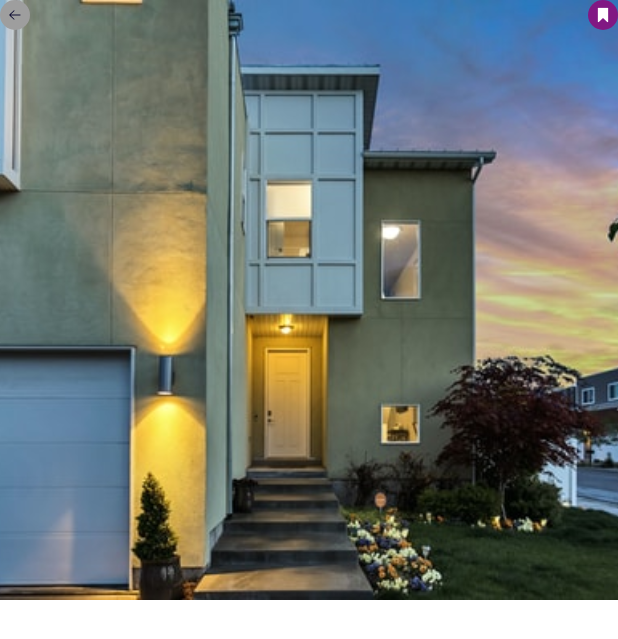
After one commit to brianwereh/trustify, a Flutter app: the screen it shows after launch, after a tap on "Near You", after a tap on "Agency Recommended", after a tap on "The Moon House", on a phone screen of 412 x 824 dp. The commit adds this screen. Shown: the top 639 px of the screen. Run offline on Flutter 3.47's test engine with Material 3 defaults, Android fonts, the phone set to English and light mode, and no system bars; our stand-ins replace flutter_svg.

Commit message:
second commit day 2

```diff
--- /dev/null
+++ b/lib/screen/detail/detail.dart
@@ -0,0 +1,19 @@
+import 'package:flutter/material.dart';
+import 'package:trustify/model/house.dart';
+import 'package:trustify/screen/detail/widget/detail_app_bar.dart';
+
+class DetailPage extends StatelessWidget {
+  final House house;
+  const DetailPage({Key? key, required this.house}) : super(key: key);
+
+  @override
+  Widget build(BuildContext context) {
+    return Scaffold(
+      body: SingleChildScrollView(
+        child: Column(children: [
+          DetailAppBar(house:house),
+        ],),
+      ),
+    );
+  }
+}
--- /dev/null
+++ b/lib/screen/detail/widget/detail_app_bar.dart
@@ -0,0 +1,47 @@
+import 'package:flutter/material.dart';
+import 'package:flutter_svg/flutter_svg.dart';
+import 'package:trustify/model/house.dart';
+
+class DetailAppBar extends StatelessWidget {
+  final House house;
+  const DetailAppBar({Key? key, required this.house}) : super(key: key);
+
+  @override
+  Widget build(BuildContext context) {
+    return Container(
+      height: 400,
+      child: Stack(
+        children: [
+          Image.asset(
+            house.imageUrl,
+            fit: BoxFit.cover,
+            height: double.infinity,
+          ),
+          SafeArea(
+              child: Row(
+            mainAxisAlignment: MainAxisAlignment.spaceBetween,
+            children: [
+              Container(
+                height: 20,
+                width: 20,
+                padding: EdgeInsets.all(5),
+                decoration:
+                    BoxDecoration(color: Colors.grey, shape: BoxShape.circle),
+                child: SvgPicture.asset('assets/icons/arrow.svg'),
+              ),
+              Container(
+                height: 20,
+                width: 20,
+                padding: EdgeInsets.all(5),
+                decoration: BoxDecoration(
+                    color: Theme.of(context).primaryColor,
+                    shape: BoxShape.circle),
+                child: SvgPicture.asset('assets/icons/mark.svg'),
+              )
+            ],
+          ))
+        ],
+      ),
+    );
+  }
+}
--- a/lib/widget/recommended_house.dart
+++ b/lib/widget/recommended_house.dart
@@ -1,5 +1,6 @@
 import 'package:flutter/material.dart';
 import 'package:trustify/model/house.dart';
+import 'package:trustify/screen/detail/detail.dart';
 import 'package:trustify/widget/circle_icon_button.dart';
 
 class RecommendedHouse extends StatelessWidget {
@@ -11,7 +12,14 @@ class RecommendedHouse extends StatelessWidget {
       height: 340,
       child: ListView.separated(
           scrollDirection: Axis.horizontal,
-          itemBuilder: (context, index) => Container(
+          itemBuilder: (context, index) => GestureDetector(
+                onTap: () {
+                  Navigator.of(context)
+                      .push(MaterialPageRoute(builder: (context) {
+                    return DetailPage(house: recommendedList[index]);
+                  }));
+                },
+                child: Container(
                   height: 340,
                   width: 300,
                   padding: EdgeInsets.all(10),
@@ -77,6 +85,7 @@ class RecommendedHouse extends StatelessWidget {
                         ))
                   ]),
                 ),
+              ),
           separatorBuilder: (_, index) => SizedBox(
                 width: 20,
               ),
```
Lines whose indentation alone changed are shown as unchanged.
